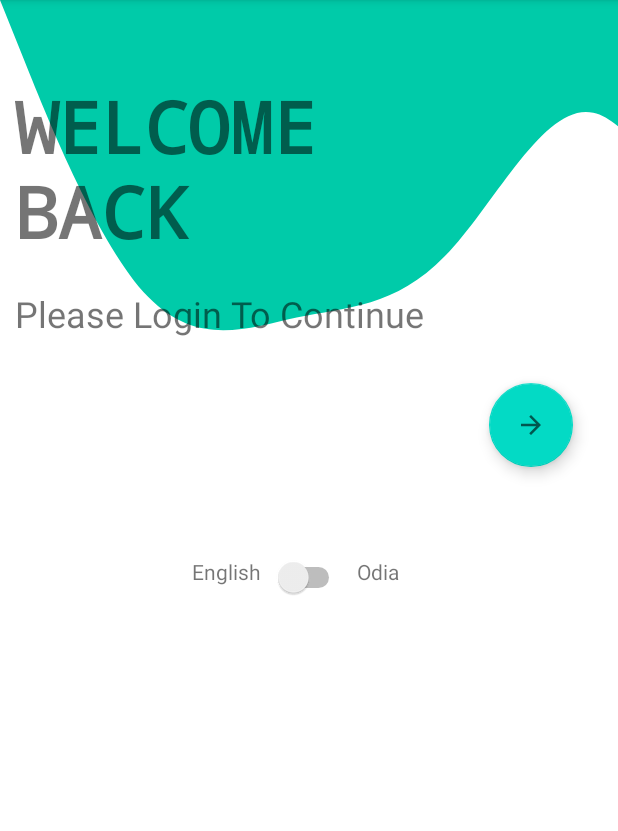
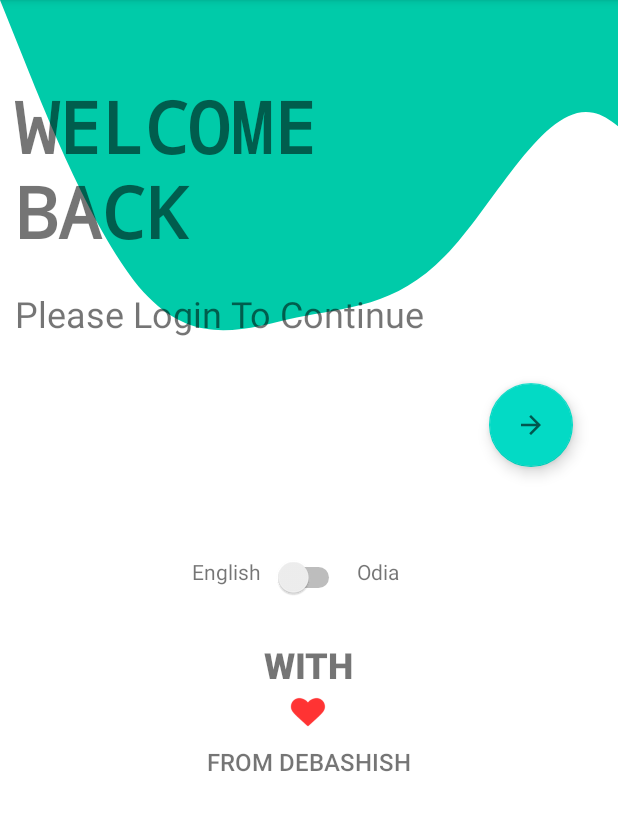
Before and after one commit to Tapan712/Tracker, an Android app: the screen it shows after launch (MainActivity), on a phone screen of 412 x 824 dp, the part 84-915 px from its top. Run offline under Robolectric (Android 15) with nearby library versions, the phone set to English and light mode, and no system bars; our stand-ins replace Room's generated code.

Commit message:
Publisher Name Added with love

```diff
--- a/app/src/main/res/layout/activity_main.xml
+++ b/app/src/main/res/layout/activity_main.xml
@@ -48,19 +48,20 @@
         app:srcCompat="@drawable/ic_round_next" />
 
     <RelativeLayout
+        android:id="@+id/relativeLayout5"
         android:layout_width="match_parent"
         android:layout_height="wrap_content"
+        android:layout_marginTop="60dp"
         app:layout_constraintEnd_toEndOf="parent"
         app:layout_constraintStart_toStartOf="parent"
-        android:layout_marginTop="60dp"
         app:layout_constraintTop_toBottomOf="@+id/btnLogin">
 
         <TextView
             android:id="@+id/txtEng"
             android:layout_width="wrap_content"
             android:layout_height="wrap_content"
+            android:layout_marginEnd="8dp"
             android:layout_toLeftOf="@id/langSwt"
-            android:layout_marginEnd="8dp"
             android:text="@string/lbl_lang_eng" />
 
         <Switch
@@ -78,5 +79,40 @@
             android:text="@string/lbl_land_od" />
     </RelativeLayout>
 
+    <TextView
+        android:id="@+id/textView3"
+        android:layout_width="wrap_content"
+        android:layout_height="wrap_content"
+        android:layout_marginTop="55dp"
+        android:fontFamily="sans-serif-black"
+        android:text="WITH"
+        android:textSize="24sp"
+        app:layout_constraintEnd_toEndOf="parent"
+        app:layout_constraintStart_toStartOf="parent"
+        app:layout_constraintTop_toTopOf="@+id/relativeLayout5" />
+
+    <ImageView
+        android:id="@+id/imageView"
+        android:layout_width="wrap_content"
+        android:layout_height="wrap_content"
+        android:layout_marginTop="3dp"
+        app:layout_constraintEnd_toEndOf="parent"
+        app:layout_constraintHorizontal_bias="0.498"
+        app:layout_constraintStart_toStartOf="parent"
+        app:layout_constraintTop_toBottomOf="@+id/textView3"
+        app:srcCompat="@drawable/heart_icon" />
+
+    <TextView
+        android:id="@+id/textView4"
+        android:layout_width="wrap_content"
+        android:layout_height="wrap_content"
+        android:layout_marginTop="10dp"
+        android:fontFamily="sans-serif-medium"
+        android:text="FROM DEBASHISH"
+        android:textSize="16sp"
+        app:layout_constraintEnd_toEndOf="parent"
+        app:layout_constraintStart_toStartOf="parent"
+        app:layout_constraintTop_toBottomOf="@+id/imageView" />
+
 
 </androidx.constraintlayout.widget.ConstraintLayout>
```
Also changed, not shown: app/src/main/res/drawable-hdpi/heart_icon.png (added), app/src/main/res/drawable-mdpi/heart_icon.png (added), app/src/main/res/drawable-xhdpi/heart_icon.png (added), app/src/main/res/drawable-xxhdpi/heart_icon.png (added), app/src/main/res/drawable-xxxhdpi/heart_icon.png (added).
